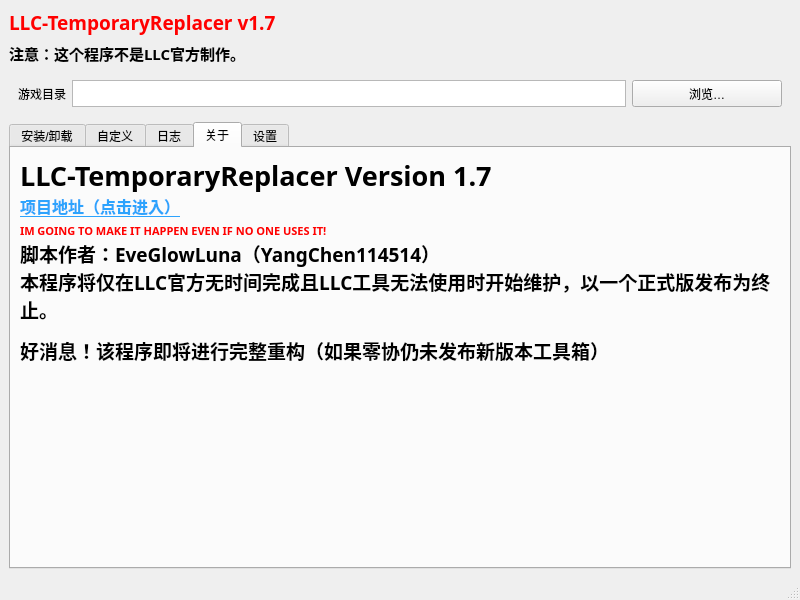
Before: the Qt Designer form llc-tr-ui.ui in EveGlowLuna/LLC-TemporaryReplacer, drawn with Qt 5.
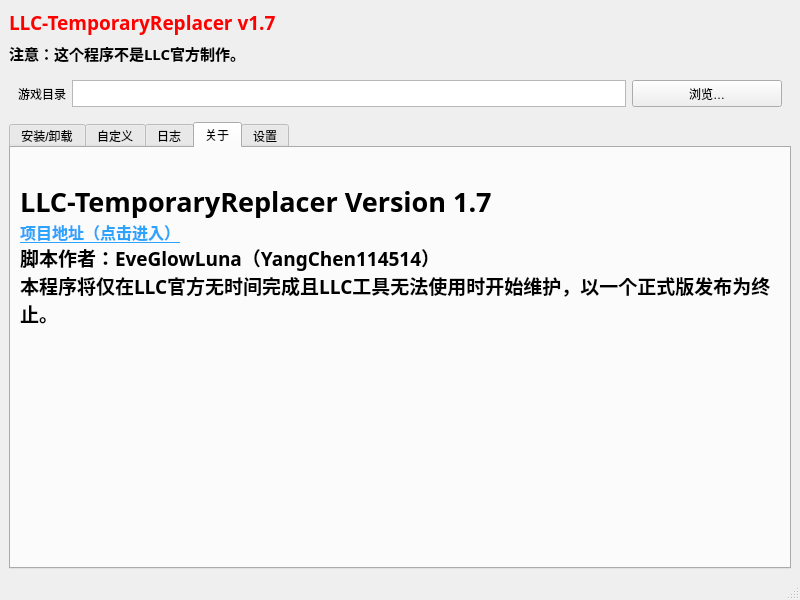
After: the same form once the commit is applied. The open tabs and pages were chosen to show the change.

```diff
--- a/llc-tr-ui.ui
+++ b/llc-tr-ui.ui
@@ -411,7 +411,7 @@
            </font>
           </property>
           <property name="text">
-           <string>&lt;html&gt;&lt;head/&gt;&lt;body&gt;&lt;p&gt;&lt;span style=&quot; font-size:20pt;&quot;&gt;LLC-TemporaryReplacer Version 1.7&lt;/span&gt;&lt;br/&gt;&lt;a href=&quot;https://github.com/EveGlowLuna/LLC-TemporaryReplacer&quot;&gt;&lt;span style=&quot; text-decoration: underline; color:#2da3fd;&quot;&gt;项目地址（点击进入）&lt;/span&gt;&lt;/a&gt;&lt;br/&gt;&lt;span style=&quot; font-size:8pt; color:#ff0000;&quot;&gt;IM GOING TO MAKE IT HAPPEN EVEN IF NO ONE USES IT!&lt;/span&gt;&lt;br/&gt;&lt;span style=&quot; font-size:14pt;&quot;&gt;脚本作者：EveGlowLuna（YangChen114514）&lt;/span&gt;&lt;br/&gt;&lt;span style=&quot; font-size:14pt;&quot;&gt;本程序将仅在LLC官方无时间完成且LLC工具无法使用时开始维护，以一个正式版发布为终止。&lt;/span&gt;&lt;/p&gt;&lt;p&gt;&lt;span style=&quot; font-size:14pt;&quot;&gt;好消息！该程序即将进行完整重构（如果零协仍未发布新版本工具箱）&lt;/span&gt;&lt;/p&gt;&lt;/body&gt;&lt;/html&gt;</string>
+           <string>&lt;html&gt;&lt;head/&gt;&lt;body&gt;&lt;p&gt;&lt;span style=&quot; font-size:20pt;&quot;&gt;LLC-TemporaryReplacer Version 1.7&lt;/span&gt;&lt;br/&gt;&lt;a href=&quot;https://github.com/EveGlowLuna/LLC-TemporaryReplacer&quot;&gt;&lt;span style=&quot; text-decoration: underline; color:#2da3fd;&quot;&gt;项目地址（点击进入）&lt;/span&gt;&lt;/a&gt;&lt;br/&gt;&lt;span style=&quot; font-size:14pt;&quot;&gt;脚本作者：EveGlowLuna（YangChen114514）&lt;/span&gt;&lt;br/&gt;&lt;span style=&quot; font-size:14pt;&quot;&gt;本程序将仅在LLC官方无时间完成且LLC工具无法使用时开始维护，以一个正式版发布为终止。&lt;/span&gt;&lt;/p&gt;&lt;/body&gt;&lt;/html&gt;</string>
           </property>
           <property name="wordWrap">
            <bool>true</bool>
```
